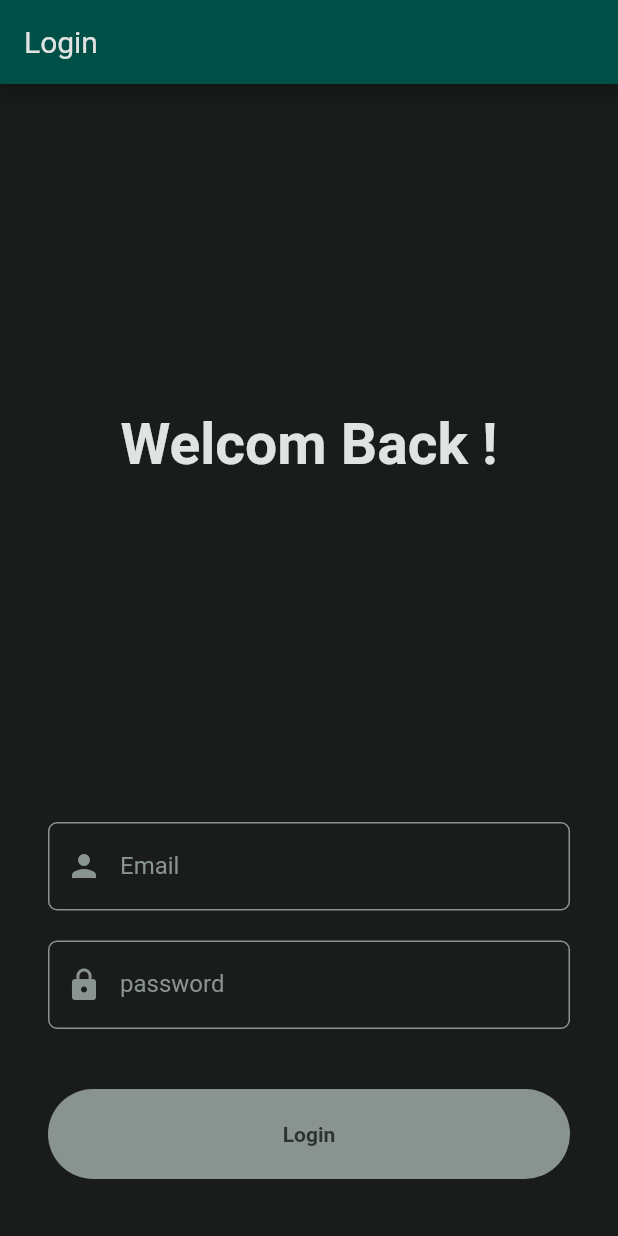
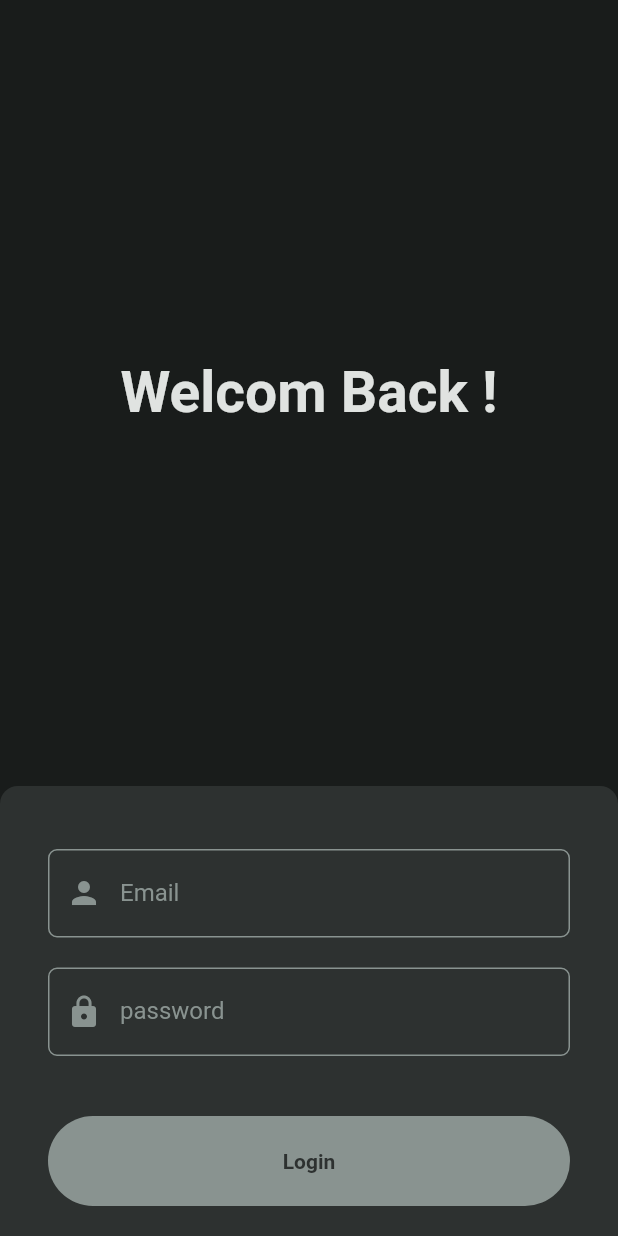
Before and after one commit to raccoon91/raccoon-investment-app, a Flutter app: the screen it shows after launch, on a phone screen of 412 x 824 dp. Run offline on Flutter 3.47's test engine with Material 2 defaults, Android fonts, the phone set to English and light mode, and no system bars; our stand-ins replace bloc, equatable, flutter_bloc, flutter_dotenv, supabase_flutter; accounts and stored records are empty.

Commit message:
feat: add login form animation

```diff
--- a/lib/screen/home_screen.dart
+++ b/lib/screen/home_screen.dart
@@ -13,10 +13,6 @@ class HomeScreen extends StatelessWidget {
   @override
   Widget build(BuildContext context) {
     return Scaffold(
-      appBar: AppBar(
-        title: const Text('Home'),
-        automaticallyImplyLeading: false,
-      ),
       backgroundColor: Theme.of(context).colorScheme.background,
       bottomNavigationBar: const BottomNavigation(),
       body: const Column(
--- a/lib/screen/login_screen.dart
+++ b/lib/screen/login_screen.dart
@@ -1,4 +1,6 @@
 import 'package:flutter/material.dart';
+import 'package:flutter_bloc/flutter_bloc.dart';
+import 'package:raccoon_investment/bloc/auth/auth_bloc.dart';
 import 'package:raccoon_investment/widget/login/login_form.dart';
 
 class LoginScreen extends StatelessWidget {
@@ -11,10 +13,6 @@ class LoginScreen extends StatelessWidget {
   @override
   Widget build(BuildContext context) {
     return Scaffold(
-      appBar: AppBar(
-        title: const Text('Login'),
-        automaticallyImplyLeading: false,
-      ),
       backgroundColor: Theme.of(context).colorScheme.background,
       body: LayoutBuilder(
         builder: (context, constraints) => SingleChildScrollView(
@@ -23,17 +21,13 @@ class LoginScreen extends StatelessWidget {
               minHeight: constraints.maxHeight,
             ),
             child: IntrinsicHeight(
-              child: Padding(
-                padding:
-                    const EdgeInsets.symmetric(vertical: 38, horizontal: 32),
               child: Column(
                 crossAxisAlignment: CrossAxisAlignment.stretch,
                 children: [
-                    Flexible(
+                  Expanded(
                     child: Column(
                       mainAxisAlignment: MainAxisAlignment.center,
                       children: [
-                          const SizedBox(height: 60),
                         Text(
                           'Welcom Back !',
                           style: Theme.of(context).textTheme.headlineLarge,
@@ -41,11 +35,21 @@ class LoginScreen extends StatelessWidget {
                       ],
                     ),
                   ),
-                    const Flexible(
-                      child: LoginForm(),
+                  SizedBox(
+                    height: 300,
+                    child: BlocBuilder<AuthBloc, AuthState>(
+                      builder: (context, state) {
+                        if (state.status.isLoading) {
+                          return const Center(
+                            child: CircularProgressIndicator(),
+                          );
+                        }
+
+                        return const LoginForm();
+                      },
+                    ),
                   )
                 ],
-                ),
               ),
             ),
           ),
--- a/lib/screen/setting_screen.dart
+++ b/lib/screen/setting_screen.dart
@@ -13,7 +13,6 @@ class SettingScreen extends StatelessWidget {
   @override
   Widget build(BuildContext context) {
     return Scaffold(
-      appBar: AppBar(title: const Text('Setting')),
       backgroundColor: Theme.of(context).colorScheme.background,
       bottomNavigationBar: const BottomNavigation(),
       body: Padding(
--- a/lib/theme/theme.dart
+++ b/lib/theme/theme.dart
@@ -123,13 +123,6 @@ class ThemeClass {
         borderSide: BorderSide(color: _themeClass.error),
       ),
     ),
-    appBarTheme: AppBarTheme(
-      titleTextStyle: TextStyle(
-        color: _themeClass.text,
-        fontSize: 20,
-      ),
-      backgroundColor: _themeClass.primaryContainer,
-    ),
     bottomNavigationBarTheme: BottomNavigationBarThemeData(
       backgroundColor: _themeClass.surface,
       unselectedItemColor: _themeClass.outline,
--- a/lib/widget/login/login_form.dart
+++ b/lib/widget/login/login_form.dart
@@ -11,10 +11,21 @@ class LoginForm extends StatefulWidget {
 }
 
 class _LoginFormState extends State<LoginForm> {
-  final formKey = GlobalKey<FormState>();
   final emailController = TextEditingController();
   final passwordController = TextEditingController();
+  bool isOpen = false;
   bool isValid = false;
+
+  @override
+  void initState() {
+    super.initState();
+
+    Future.delayed(const Duration(seconds: 0), () {
+      setState(() {
+        isOpen = true;
+      });
+    });
+  }
 
   @override
   void dispose() {
@@ -25,8 +36,18 @@ class _LoginFormState extends State<LoginForm> {
 
   @override
   Widget build(BuildContext context) {
-    return Form(
-      key: formKey,
+    return AnimatedContainer(
+      duration: const Duration(milliseconds: 300),
+      transform: Matrix4.translationValues(0, isOpen ? 0 : 300, 0),
+      padding: const EdgeInsets.only(top: 42, right: 32, bottom: 32, left: 32),
+      decoration: BoxDecoration(
+        color: Theme.of(context).colorScheme.surface,
+        borderRadius: const BorderRadius.only(
+          topRight: Radius.circular(12),
+          topLeft: Radius.circular(12),
+        ),
+      ),
+      child: Form(
         onChanged: () {
           if (emailController.text.isNotEmpty &&
               passwordController.text.isNotEmpty) {
@@ -73,8 +94,10 @@ class _LoginFormState extends State<LoginForm> {
                 style: ElevatedButton.styleFrom(
                   backgroundColor: Theme.of(context).colorScheme.primary,
                   foregroundColor: Theme.of(context).colorScheme.surface,
-                disabledBackgroundColor: Theme.of(context).colorScheme.outline,
-                disabledForegroundColor: Theme.of(context).colorScheme.surface,
+                  disabledBackgroundColor:
+                      Theme.of(context).colorScheme.outline,
+                  disabledForegroundColor:
+                      Theme.of(context).colorScheme.surface,
                   shape: RoundedRectangleBorder(
                     borderRadius: BorderRadius.circular(30),
                   ),
@@ -99,6 +122,7 @@ class _LoginFormState extends State<LoginForm> {
             ),
           ],
         ),
+      ),
     );
   }
 }
```
Also changed, not shown: lib/main.dart (+0 -20 lines). Lines whose indentation alone changed are shown as unchanged.
